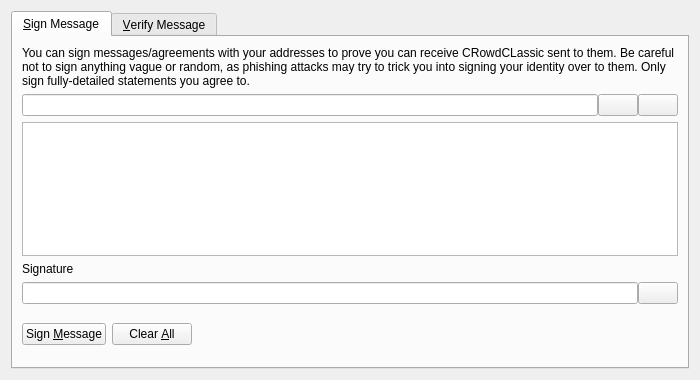
Above: src/qt/forms/signverifymessagedialog.ui from CRowdCLassic/Crowdcoin.old before the change. Below: the same form after it.
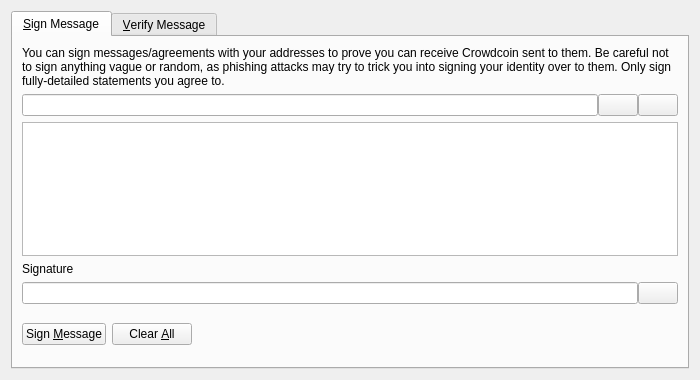
That is the form after the change. Custom widgets are drawn as their Qt base class.

```diff
--- a/src/qt/forms/signverifymessagedialog.ui
+++ b/src/qt/forms/signverifymessagedialog.ui
@@ -30,7 +30,7 @@
        <item>
         <widget class="QLabel" name="infoLabel_SM">
          <property name="text">
-          <string>You can sign messages/agreements with your addresses to prove you can receive CRowdCLassic sent to them. Be careful not to sign anything vague or random, as phishing attacks may try to trick you into signing your identity over to them. Only sign fully-detailed statements you agree to.</string>
+          <string>You can sign messages/agreements with your addresses to prove you can receive Crowdcoin sent to them. Be careful not to sign anything vague or random, as phishing attacks may try to trick you into signing your identity over to them. Only sign fully-detailed statements you agree to.</string>
          </property>
          <property name="textFormat">
           <enum>Qt::PlainText</enum>
```
Left out of the diff: 10 changed lines with no effect on the pictures.
